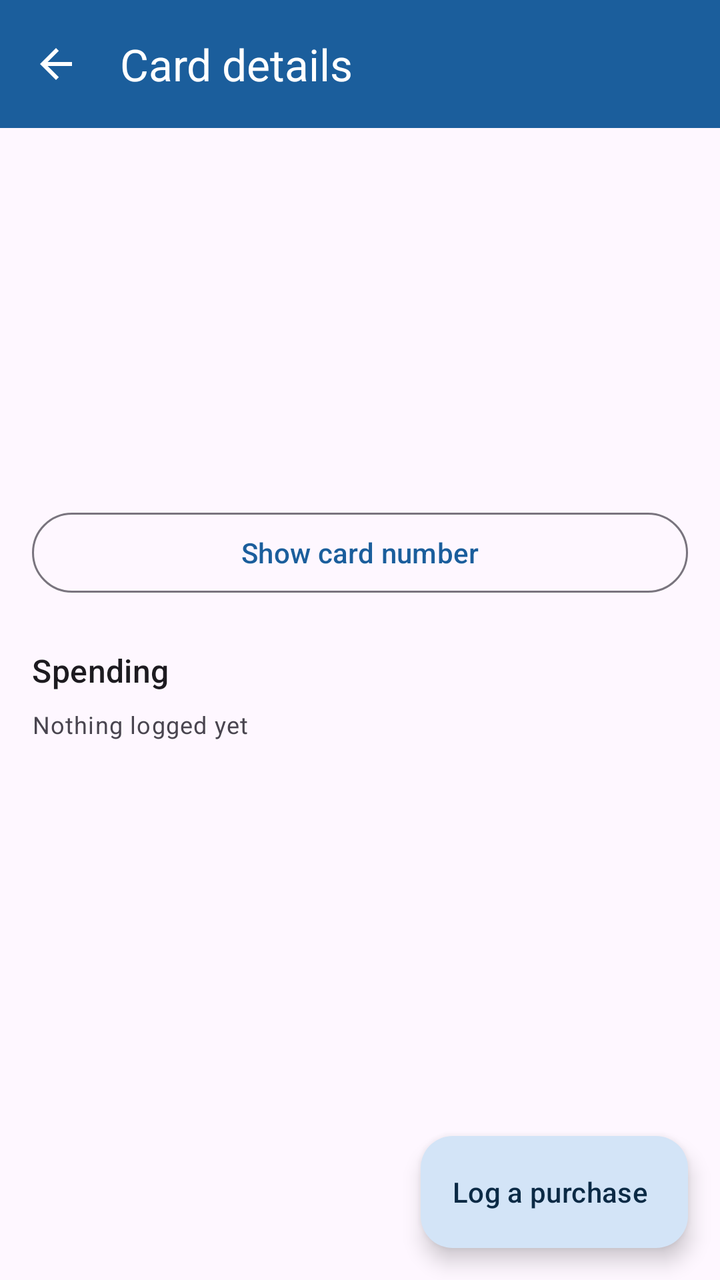
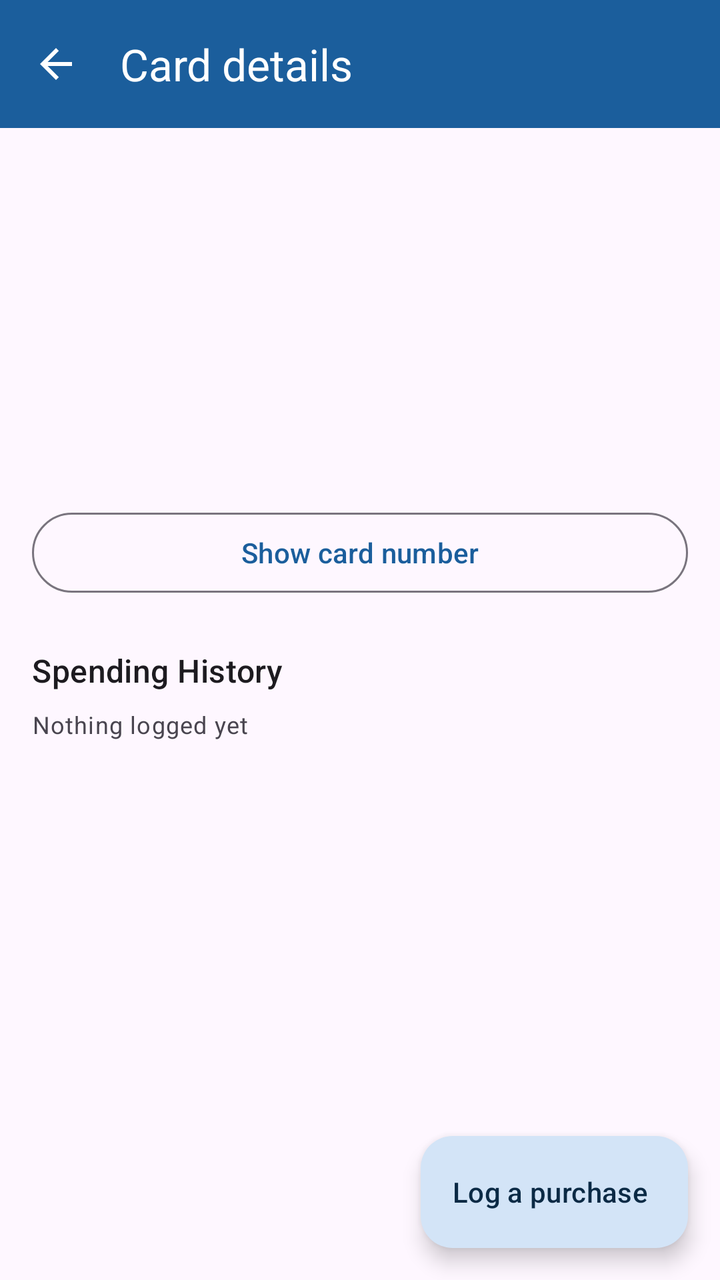

Compare the two renders of this Android layout. The source of the first and the diff that turns it into the second are given below.
<!-- AndroidManifest.xml: application theme Theme.MyCards -->
<!-- res/layout/activity_card_detail.xml -->
<?xml version="1.0" encoding="utf-8"?>
<androidx.coordinatorlayout.widget.CoordinatorLayout
    xmlns:android="http://schemas.android.com/apk/res/android"
    xmlns:app="http://schemas.android.com/apk/res-auto"
    android:layout_width="match_parent"
    android:layout_height="match_parent">

    <LinearLayout
        android:layout_width="match_parent"
        android:layout_height="match_parent"
        android:orientation="vertical">

        <com.google.android.material.appbar.MaterialToolbar
            android:id="@+id/toolbar"
            android:layout_width="match_parent"
            android:layout_height="?attr/actionBarSize"
            android:background="@color/toolbar_background"
            app:navigationIcon="@drawable/ic_arrow_back"
            app:title="@string/card_details"
            app:titleTextColor="@color/toolbar_on_background" />

        <ScrollView
            android:layout_width="match_parent"
            android:layout_height="0dp"
            android:layout_weight="1"
            android:fillViewport="true">

            <LinearLayout
                android:layout_width="match_parent"
                android:layout_height="wrap_content"
                android:orientation="vertical"
                android:padding="16dp"
                android:paddingBottom="96dp">

                
                <TextView
                    android:id="@+id/cardTitle"
                    android:layout_width="match_parent"
                    android:layout_height="wrap_content"
                    android:background="?attr/selectableItemBackground"
                    android:clickable="true"
                    android:focusable="true"
                    android:textAppearance="?attr/textAppearanceHeadlineSmall" />

                <TextView
                    android:id="@+id/cardSubtitle"
                    android:layout_width="match_parent"
                    android:layout_height="wrap_content"
                    android:textAppearance="@style/TextAppearance.MyCards.Meta" />

                <TextView
                    android:id="@+id/balance"
                    android:layout_width="match_parent"
                    android:layout_height="wrap_content"
                    android:layout_marginTop="12dp"
                    android:textAppearance="?attr/textAppearanceDisplaySmall" />

                <TextView
                    android:id="@+id/balanceMeta"
                    android:layout_width="match_parent"
                    android:layout_height="wrap_content"
                    android:textAppearance="@style/TextAppearance.MyCards.Meta" />

                <TextView
                    android:id="@+id/expiry"
                    android:layout_width="match_parent"
                    android:layout_height="wrap_content"
                    android:layout_marginTop="8dp"
                    android:textAppearance="?attr/textAppearanceBodyMedium" />

                <com.google.android.material.card.MaterialCardView
                    android:id="@+id/mismatchCard"
                    android:layout_width="match_parent"
                    android:layout_height="wrap_content"
                    android:layout_marginTop="16dp"
                    android:visibility="gone"
                    app:cardCornerRadius="12dp"
                    app:strokeColor="@color/expiry_warning"
                    app:strokeWidth="1dp">

                    <LinearLayout
                        android:layout_width="match_parent"
                        android:layout_height="wrap_content"
                        android:orientation="vertical"
                        android:padding="12dp">

                        <TextView
                            android:layout_width="match_parent"
                            android:layout_height="wrap_content"
                            android:text="@string/unlogged_transaction_title"
                            android:textAppearance="?attr/textAppearanceTitleSmall"
                            android:textColor="@color/expiry_warning" />

                        <com.google.android.material.button.MaterialButton
                            android:id="@+id/reconcileButton"
                            style="@style/Widget.Material3.Button.TextButton"
                            android:layout_width="wrap_content"
                            android:layout_height="wrap_content"
                            android:text="@string/reconcile_add" />
                    </LinearLayout>
                </com.google.android.material.card.MaterialCardView>

                
                <com.google.android.material.button.MaterialButton
                    android:id="@+id/revealButton"
                    style="@style/Widget.Material3.Button.OutlinedButton"
                    android:layout_width="match_parent"
                    android:layout_height="wrap_content"
                    android:layout_marginTop="20dp"
                    android:text="@string/show_card_number" />

                <LinearLayout
                    android:id="@+id/secretBlock"
                    android:layout_width="match_parent"
                    android:layout_height="wrap_content"
                    android:layout_marginTop="12dp"
                    android:orientation="vertical"
                    android:visibility="gone">

                    <TextView
                        android:id="@+id/panValue"
                        android:layout_width="match_parent"
                        android:layout_height="wrap_content"
                        android:textAppearance="@style/TextAppearance.MyCards.Secret"
                        android:textIsSelectable="true" />

                    <TextView
                        android:id="@+id/cvvValue"
                        android:layout_width="match_parent"
                        android:layout_height="wrap_content"
                        android:layout_marginTop="6dp"
                        android:textAppearance="@style/TextAppearance.MyCards.Secret"
                        android:textIsSelectable="true" />

                    <TextView
                        android:id="@+id/cardExpiryValue"
                        android:layout_width="match_parent"
                        android:layout_height="wrap_content"
                        android:layout_marginTop="6dp"
                        android:textAppearance="@style/TextAppearance.MyCards.Secret"
                        android:textIsSelectable="true" />
                </LinearLayout>

                <com.google.android.material.button.MaterialButton
                    android:id="@+id/giftLinkButton"
                    style="@style/Widget.Material3.Button.TextButton"
                    android:layout_width="match_parent"
                    android:layout_height="wrap_content"
                    android:layout_marginTop="8dp"
                    android:text="@string/open_gift_link"
                    android:visibility="gone" />

                <TextView
                    android:layout_width="match_parent"
                    android:layout_height="wrap_content"
                    android:layout_marginTop="24dp"
                    android:text="@string/spend_log"
                    android:textAppearance="?attr/textAppearanceTitleMedium" />

                <TextView
                    android:id="@+id/noSpends"
                    android:layout_width="match_parent"
                    android:layout_height="wrap_content"
                    android:layout_marginTop="8dp"
                    android:text="@string/no_spends_yet"
                    android:textAppearance="@style/TextAppearance.MyCards.Meta" />

                
                <androidx.recyclerview.widget.RecyclerView
                    android:id="@+id/spendList"
                    android:layout_width="match_parent"
                    android:layout_height="wrap_content"
                    android:layout_marginTop="4dp"
                    android:background="@android:color/transparent"
                    android:nestedScrollingEnabled="false" />
            </LinearLayout>
        </ScrollView>
    </LinearLayout>

    <com.google.android.material.floatingactionbutton.ExtendedFloatingActionButton
        android:id="@+id/addSpend"
        android:layout_width="wrap_content"
        android:layout_height="wrap_content"
        android:layout_gravity="bottom|end"
        android:layout_margin="16dp"
        android:text="@string/add_spend" />

</androidx.coordinatorlayout.widget.CoordinatorLayout>
<!-- resources referenced by this layout -->
<resources>
  <color name="expiry_warning">#B26A00</color>
  <color name="toolbar_background">#1B5E9C</color>
  <color name="toolbar_on_background">#FFFFFF</color>
  <!-- drawable ic_arrow_back (drawable) -->
  <vector xmlns:android="http://schemas.android.com/apk/res/android"
      android:width="24dp"
      android:height="24dp"
      android:viewportWidth="24"
      android:viewportHeight="24"
      android:autoMirrored="true"
      android:tint="@color/toolbar_on_background">
      <path
          android:fillColor="@android:color/white"
          android:pathData="M20,11H7.83l5.59,-5.59L12,4l-8,8 8,8 1.41,-1.41L7.83,13H20v-2z" />
  </vector>
  <string name="add_spend">Log a purchase</string>
  <string name="card_details">Card details</string>
  <string name="no_spends_yet">Nothing logged yet</string>
  <string name="open_gift_link">Open gift card</string>
  <string name="reconcile_add">Add this purchase</string>
  <string name="show_card_number">Show card number</string>
  <string name="spend_log">Spending</string>
  <string name="unlogged_transaction_title">Detected an unlogged transaction</string>
  <style name="TextAppearance.MyCards.Meta" parent="TextAppearance.Material3.BodySmall">
          <item name="android:alpha">0.75</item>
      </style>
  <style name="TextAppearance.MyCards.Secret" parent="TextAppearance.Material3.TitleMedium">
          <item name="android:fontFamily">monospace</item>
          <item name="android:letterSpacing">0.08</item>
      </style>
  <style name="Theme.MyCards" parent="Theme.Material3.DayNight.NoActionBar">
          <item name="colorPrimary">@color/brand_primary</item>
          <item name="colorOnPrimary">@color/brand_on_primary</item>
          <item name="colorPrimaryContainer">@color/brand_primary_container</item>
          <item name="colorOnPrimaryContainer">@color/brand_on_primary_container</item>
          <item name="colorSecondary">@color/brand_secondary</item>
          
          <item name="android:statusBarColor" tools:targetApi="l">@color/toolbar_background</item>
      </style>
  <color name="brand_primary">#1B5E9C</color>
  <color name="brand_on_primary">#FFFFFF</color>
  <color name="brand_primary_container">#D3E4F7</color>
  <color name="brand_on_primary_container">#0B2A45</color>
  <color name="brand_secondary">#2E7D5B</color>
</resources>

<!-- the commit's change to res/layout/activity_card_detail.xml (unified diff, before → after) -->
@@ -124,8 +124,9 @@
                         android:textAppearance="@style/TextAppearance.MyCards.Secret"
                         android:textIsSelectable="true" />
 
+                    
                     <TextView
-                        android:id="@+id/cvvValue"
+                        android:id="@+id/cardExpiryValue"
                         android:layout_width="match_parent"
                         android:layout_height="wrap_content"
                         android:layout_marginTop="6dp"
@@ -133,7 +134,7 @@
                         android:textIsSelectable="true" />
 
                     <TextView
-                        android:id="@+id/cardExpiryValue"
+                        android:id="@+id/cvvValue"
                         android:layout_width="match_parent"
                         android:layout_height="wrap_content"
                         android:layout_marginTop="6dp"
<!-- resource entries referenced after the edit -->
@@ -21,7 +21,7 @@
   <string name="open_gift_link">Open gift card</string>
   <string name="reconcile_add">Add this purchase</string>
   <string name="show_card_number">Show card number</string>
-  <string name="spend_log">Spending</string>
+  <string name="spend_log">Spending History</string>
   <string name="unlogged_transaction_title">Detected an unlogged transaction</string>
   <style name="TextAppearance.MyCards.Meta" parent="TextAppearance.Material3.BodySmall">
           <item name="android:alpha">0.75</item>
